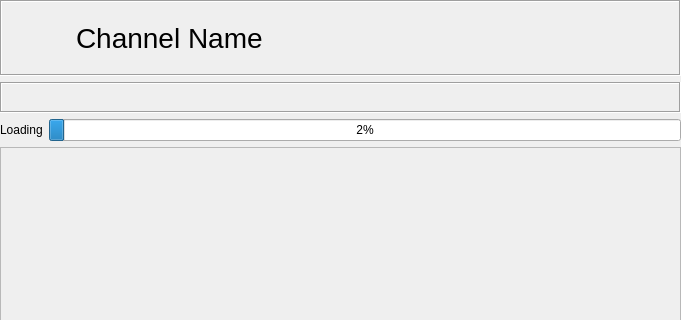
Qt form retroshare-gui/src/gui/gxschannels/GxsChannelPostsWidget.ui (RetroShare/RetroShare) before a commit; both pictures show x 0 to 681 and y 0 to 320 of the 681 by 476 pixel window.
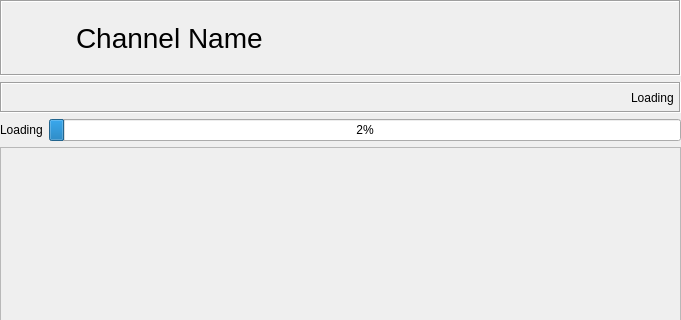
The same form after that commit. Icons and pictures are not drawn.

Commit message: Added set read status to channel post

```diff
--- a/retroshare-gui/src/gui/gxschannels/GxsChannelPostsWidget.ui
+++ b/retroshare-gui/src/gui/gxschannels/GxsChannelPostsWidget.ui
@@ -110,7 +110,7 @@
        <number>2</number>
       </property>
       <property name="rightMargin">
-       <number>2</number>
+       <number>5</number>
       </property>
       <property name="bottomMargin">
        <number>2</number>
@@ -151,6 +151,13 @@
         </property>
        </spacer>
       </item>
+      <item>
+       <widget class="QLabel" name="loadingLabel">
+        <property name="text">
+         <string>Loading</string>
+        </property>
+       </widget>
+      </item>
      </layout>
     </widget>
    </item>
```
Left out of the diff: 4 changed lines with no effect on the pictures. The commit also changes 5 other files.
